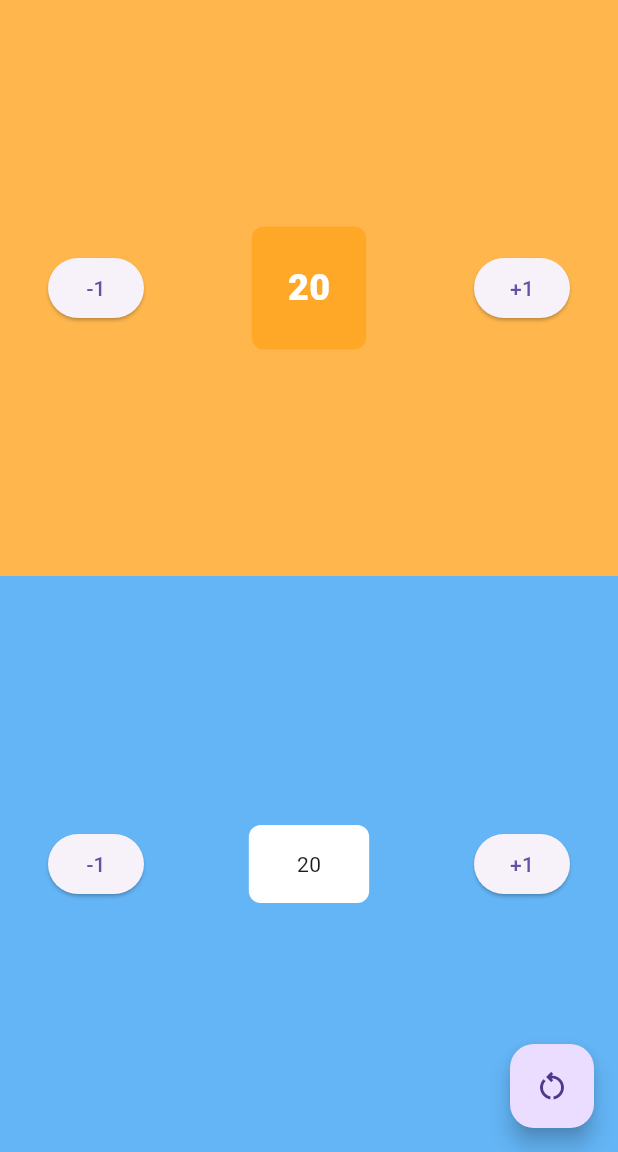
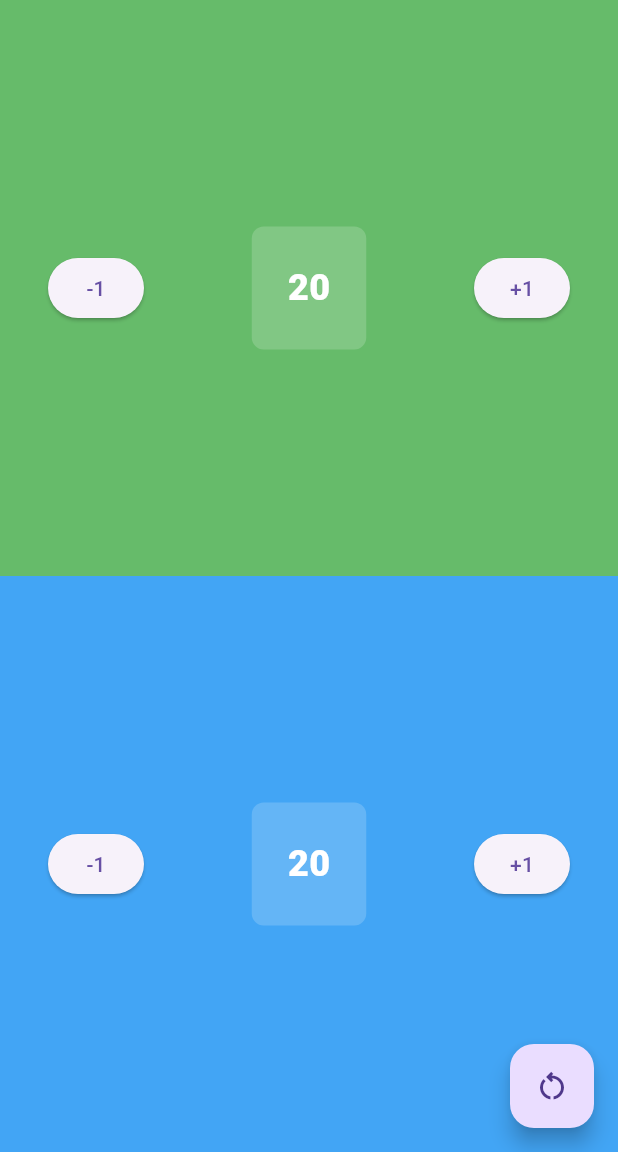
Before and after one commit to GabrielTurri/life-counter, a Flutter app: the screen it shows after launch, after a tap on "-1", after a tap on "+1", on a phone screen of 412 x 824 dp, the part 84-1236 px from its top. Run offline on Flutter 3.47's test engine with Material 3 defaults, Android fonts, the phone set to English and light mode, and no system bars.

Commit message:
configurado o widget de vida do jogador

```diff
--- a/lib/main.dart
+++ b/lib/main.dart
@@ -67,46 +67,16 @@ class _MyHomePageState extends State<MyHomePage> {
           crossAxisAlignment: CrossAxisAlignment.center,
           children: [
             Expanded(
-              child: Player1Life(),
+              child: PlayerLife(lifeColor: Colors.green[300], bgColor: Colors.green[400],),
             ),
             Expanded(
-              child: Container(
-                decoration: BoxDecoration(color: Colors.blue[300]),
-                child: Center(
-                  child: Padding(
-                    padding: const EdgeInsets.symmetric(horizontal: 32),
-                    child: Row(
-                      mainAxisAlignment: MainAxisAlignment.spaceBetween,
-                      children: [
-                        ElevatedButton(
-                          onPressed: () {
-                            _reduceCounter(2);
-                          },
-                          child: const Text('-1'),
-                        ),
-                        Container(
-                          child: Text('$_counter2'),
-                          margin: const EdgeInsets.symmetric(horizontal: 16),
-                          padding: const EdgeInsets.symmetric(
-                              horizontal: 32, vertical: 16),
-                          decoration: BoxDecoration(
-                              color: Colors.white,
-                              borderRadius: BorderRadius.circular(8)),
-                        ),
-                        ElevatedButton(
-                            onPressed: () {
-                              _incrementCounter(2);
-                            },
-                            child: const Text('+1')),
-                      ],
-                    ),
-                  ),
-                ),
+              child: PlayerLife(lifeColor: Colors.blue[300], bgColor: Colors.blue[400]),
               ),
-            ),
           ]),
       floatingActionButton: FloatingActionButton(
-        onPressed: _resetCounters,
+
+        onPressed: () {
+        },
         tooltip: 'Reset',
         child: const Icon(Icons.restart_alt_outlined),
       ), // This trailing comma makes auto-formatting nicer for build methods.
--- a/lib/player_life.dart
+++ b/lib/player_life.dart
@@ -1,39 +1,42 @@
 import 'package:flutter/material.dart';
 
-class Player1Life extends StatefulWidget {
+class PlayerLife extends StatefulWidget {
+  final Color? lifeColor;
+  final Color? bgColor;
+  const PlayerLife({super.key,  required this.lifeColor , required this.bgColor});
+
+
   @override
-  State<Player1Life> createState() {
-    return Player1LifeState();
-  }
+  State<PlayerLife> createState() => _PlayerLifeState();
+
 }
 
-class Player1LifeState extends State<Player1Life> {
-  int _counter1 = 20;
-  int _counter2 = 20;
+class _PlayerLifeState extends State<PlayerLife> {
+  int vida = 20;
+
 
   resetarVida() {
     setState(() {
-      _counter1 = 20;
-      _counter2 = 20;
+      vida = 20;
     });
   }
 
-  _reduceCounter(player) {
+  _reduzirVida(player) {
     setState(() {
-      (player == 1) ? _counter1-- : _counter2--;
+      vida--;
     });
   }
 
-  _incrementCounter(player) {
+  _aumentarVida(player) {
     setState(() {
-      (player == 1) ? _counter1++ : _counter2++;
+      vida++;
     });
   }
 
   @override
   Widget build(BuildContext context) {
     return Container(
-        decoration: BoxDecoration(color: Colors.orange[300]),
+        decoration: BoxDecoration(color: widget.bgColor),
         child: Center(
           child: Padding(
             padding: const EdgeInsets.symmetric(horizontal: 32),
@@ -42,7 +45,7 @@ class Player1LifeState extends State<Player1Life> {
               children: [
                 ElevatedButton(
                   onPressed: () {
-                    _reduceCounter(1);
+                    _reduzirVida(1);
                   },
                   child: const Text('-1'),
                 ),
@@ -51,19 +54,19 @@ class Player1LifeState extends State<Player1Life> {
                   padding:
                       const EdgeInsets.symmetric(horizontal: 24, vertical: 24),
                   decoration: BoxDecoration(
-                      color: Colors.orange[400],
+                      color: widget.lifeColor,
                       borderRadius: BorderRadius.circular(8)),
                   child: Text(
                     style: const TextStyle(
                         color: Colors.white,
                         fontWeight: FontWeight.w800,
                         fontSize: 24),
-                    '$_counter1',
+                    '$vida',
                   ),
                 ),
                 ElevatedButton(
                     onPressed: () {
-                      _incrementCounter(1);
+                      _aumentarVida(1);
                     },
                     child: const Text('+1')),
               ],
```
